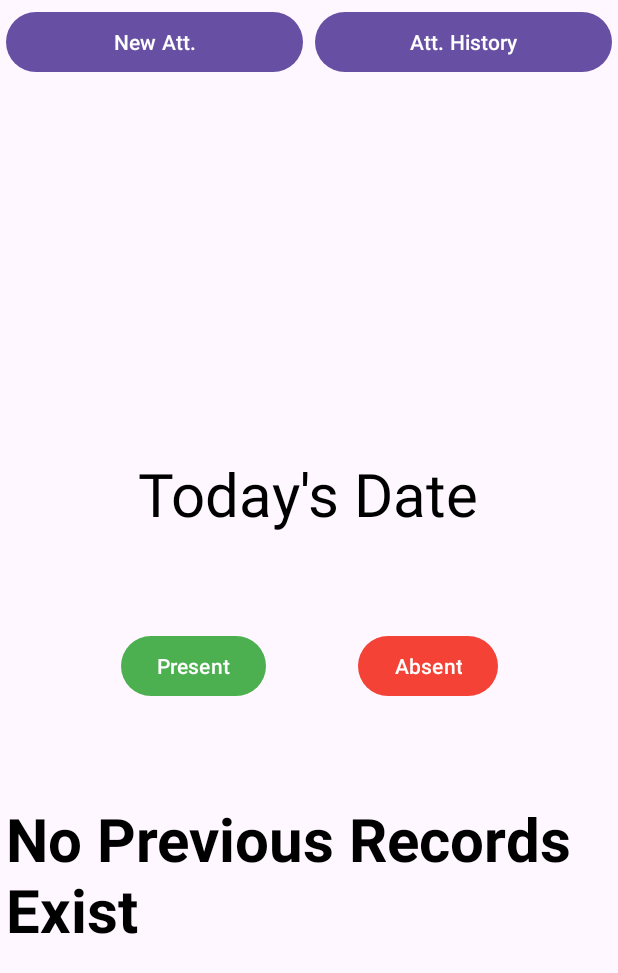
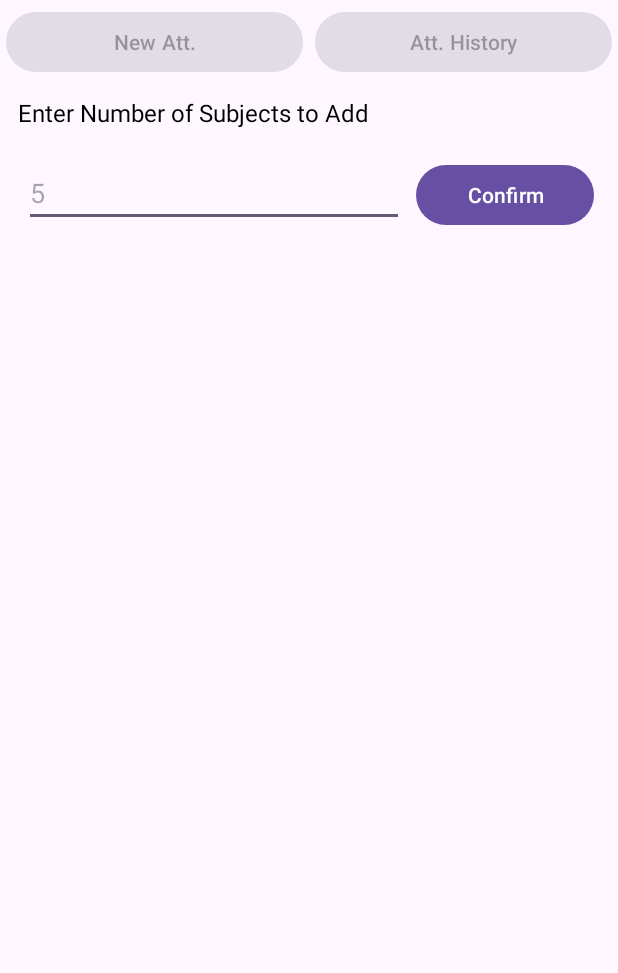
Before and after one commit to MananDhiman/AttendanceChecker, an Android app: the screen it shows after launch (MainActivity), on a phone screen of 412 x 824 dp. Shown: the top 973 px of the screen. Run offline under Robolectric (Android 15) with nearby library versions, the phone set to English and light mode, and no system bars; our stand-ins replace Room's generated code.

Commit message:
Created MVP of multi subject attendance checker

```diff
--- a/app/src/main/java/manandhiman/attendancechecker/adapter/HistoryRecyclerView.kt
+++ b/app/src/main/java/manandhiman/attendancechecker/adapter/HistoryRecyclerView.kt
@@ -27,7 +27,7 @@ class HistoryRecyclerView(private val attendanceList: List<Attendance>):
   override fun onBindViewHolder(holder: ViewHolder, position: Int) {
     val attendance = attendanceList[position]
 
-    holder.textViewDate.text = "${attendance.date} ${attendance.status}"
+    holder.textViewDate.text = "${attendance.date} ${attendance.subjectName} ${attendance.status}"
 
     val percentage = ((attendance.presentDays.toDouble()/attendance.totalDays.toDouble())*100)
     val df = DecimalFormat("##.##")
--- a/app/src/main/java/manandhiman/attendancechecker/data/AppDatabase.kt
+++ b/app/src/main/java/manandhiman/attendancechecker/data/AppDatabase.kt
@@ -3,8 +3,10 @@ package manandhiman.attendancechecker.data
 import androidx.room.Database
 import androidx.room.RoomDatabase
 import manandhiman.attendancechecker.model.Attendance
+import manandhiman.attendancechecker.model.Subject
 
-@Database(entities = [Attendance::class], version = 1)
+@Database(entities = [Attendance::class, Subject::class], version = 1)
 abstract class AppDatabase:RoomDatabase() {
   abstract fun attendanceDao(): AttendanceDao
+  abstract fun subjectDao(): SubjectDao
 }
--- a/app/src/main/java/manandhiman/attendancechecker/data/AttendanceDao.kt
+++ b/app/src/main/java/manandhiman/attendancechecker/data/AttendanceDao.kt
@@ -13,8 +13,18 @@ interface AttendanceDao {
   @Query("SELECT * FROM attendance ORDER BY ID DESC LIMIT 1")
   fun getLast(): Attendance
 
+  @Query("SELECT * FROM attendance WHERE subject_name=:id ORDER BY id DESC LIMIT 1 ")
+  fun getLastById(id: String): Attendance
+
+  @Query("SELECT max(id) as id,subject_name,date,status,total_days,present_days from attendance group by subject_name;")
+  fun getLastBySubject(): List<Attendance>
+
   @Insert
-  fun insert(vararg attendance: Attendance)
+  fun insert(attendance: Attendance)
+
+  @Insert
+  fun addAttendance(attendance: ArrayList<Attendance>)
+
 
   @Query("DELETE FROM attendance WHERE id = :id")
   fun deleteAttendanceById(id: Int)
--- /dev/null
+++ b/app/src/main/java/manandhiman/attendancechecker/data/SubjectDao.kt
@@ -0,0 +1,21 @@
+package manandhiman.attendancechecker.data
+
+import androidx.room.Dao
+import androidx.room.Insert
+import androidx.room.Query
+import manandhiman.attendancechecker.model.Subject
+
+@Dao
+interface SubjectDao {
+
+  @Insert
+  fun addSubject(subject: Subject)
+
+  @Query("SELECT * FROM subject;")
+  fun getAllSubjects(): List<Subject>
+
+  @Query("SELECT name FROM subject WHERE id=:id;")
+  fun getSubject(id: Int): String
+  @Insert
+  fun addSubjects(subjectNames: ArrayList<Subject>)
+}
--- a/app/src/main/java/manandhiman/attendancechecker/view/MainActivity.kt
+++ b/app/src/main/java/manandhiman/attendancechecker/view/MainActivity.kt
@@ -3,8 +3,10 @@ package manandhiman.attendancechecker.view
 import android.os.Bundle
 import androidx.appcompat.app.AppCompatActivity
 import androidx.fragment.app.Fragment
+import androidx.lifecycle.ViewModelProvider
 import manandhiman.attendancechecker.R
 import manandhiman.attendancechecker.databinding.ActivityMainBinding
+import manandhiman.attendancechecker.viewmodel.MainViewModel
 
 class MainActivity : AppCompatActivity() {
 
@@ -15,10 +17,21 @@ class MainActivity : AppCompatActivity() {
     binding = ActivityMainBinding.inflate(layoutInflater)
     setContentView(binding.root)
 
+    val viewModel = ViewModelProvider(this)[MainViewModel::class.java]
+
     val historyFragment = HistoryFragment()
     val newFragment = NewFragment()
 
-    loadFragment(newFragment)
+    // todo if app open for first time show setup fragment -> insert no. and names of subjects
+    // disable buttons until subject names entered
+    // else load new attendance fragment
+
+    if(!viewModel.isSetup()) {
+      loadFragment(SetupFragment())
+      binding.buttonHistory.isEnabled = false
+      binding.buttonNew.isEnabled = false
+    }
+    else loadFragment(newFragment)
 
     binding.buttonNew.setOnClickListener { loadFragment(newFragment) }
     binding.buttonHistory.setOnClickListener { loadFragment(historyFragment) }
--- a/app/src/main/java/manandhiman/attendancechecker/view/NewFragment.kt
+++ b/app/src/main/java/manandhiman/attendancechecker/view/NewFragment.kt
@@ -6,6 +6,7 @@ import android.view.View
 import android.view.ViewGroup
 import androidx.fragment.app.Fragment
 import androidx.lifecycle.ViewModelProvider
+import androidx.recyclerview.widget.LinearLayoutManager
 import manandhiman.attendancechecker.databinding.FragmentNewBinding
 import manandhiman.attendancechecker.viewmodel.MainViewModel
 
@@ -22,17 +23,20 @@ class NewFragment : Fragment() {
 
     viewModel = ViewModelProvider(this)[MainViewModel::class.java]
 
-    binding.mainTextViewAttendance.text = viewModel.initVal()
+    binding.recyclerView.layoutManager = LinearLayoutManager(context)
+    binding.recyclerView.adapter = viewModel.getNewAttendanceRVAdapter()
 
-    binding.mainButtonPresent.setOnClickListener {
-      viewModel.markPresent()
-      setAttendanceInTextView()
-    }
-
-    binding.mainButtonAbsent.setOnClickListener {
-      viewModel.markAbsent()
-      setAttendanceInTextView()
-    }
+//    binding.mainTextViewAttendance.text = viewModel.initVal()
+//
+//    binding.mainButtonPresent.setOnClickListener {
+//      viewModel.markPresent()
+//      setAttendanceInTextView()
+//    }
+//
+//    binding.mainButtonAbsent.setOnClickListener {
+//      viewModel.markAbsent()
+//      setAttendanceInTextView()
+//    }
     return binding.root
   }
 
--- a/app/src/main/res/layout/attendance_record_item.xml
+++ b/app/src/main/res/layout/attendance_record_item.xml
@@ -1,6 +1,7 @@
 <?xml version="1.0" encoding="utf-8"?>
 <androidx.constraintlayout.widget.ConstraintLayout xmlns:android="http://schemas.android.com/apk/res/android"
     xmlns:app="http://schemas.android.com/apk/res-auto"
+    xmlns:tools="http://schemas.android.com/tools"
     android:layout_width="match_parent"
     android:layout_height="wrap_content"
     android:layout_marginStart="2dp"
@@ -43,4 +44,5 @@
       android:textSize="16sp"
       app:layout_constraintStart_toStartOf="parent"
       app:layout_constraintTop_toBottomOf="@+id/textViewDate" />
+
 </androidx.constraintlayout.widget.ConstraintLayout>
--- /dev/null
+++ b/app/src/main/res/layout/fragment_setup.xml
@@ -0,0 +1,59 @@
+<?xml version="1.0" encoding="utf-8"?>
+<LinearLayout xmlns:android="http://schemas.android.com/apk/res/android"
+    xmlns:tools="http://schemas.android.com/tools"
+    android:layout_width="match_parent"
+    android:layout_height="match_parent"
+    android:orientation="vertical"
+    tools:context=".view.SetupFragment">
+
+    <!-- TODO: Update blank fragment layout -->
+    <TextView
+        android:layout_width="match_parent"
+        android:layout_height="wrap_content"
+        android:padding="8dp"
+        android:text="Enter Number of Subjects to Add"
+        android:textColor="#000000"
+        android:textSize="16sp" />
+
+    <LinearLayout
+        android:layout_width="match_parent"
+        android:layout_height="wrap_content"
+        android:orientation="horizontal"
+        android:padding="4dp">
+
+        <EditText
+            android:id="@+id/editTextNumber"
+            android:layout_width="wrap_content"
+            android:layout_height="wrap_content"
+            android:layout_marginLeft="8dp"
+            android:layout_marginTop="8dp"
+            android:layout_marginRight="4dp"
+            android:layout_weight="2"
+            android:ems="10"
+            android:hint="5"
+            android:inputType="number" />
+
+        <Button
+            android:id="@+id/button"
+            android:layout_width="wrap_content"
+            android:layout_height="wrap_content"
+            android:layout_marginLeft="4dp"
+            android:layout_marginTop="8dp"
+            android:layout_marginRight="8dp"
+            android:layout_weight="1"
+            android:text="Confirm" />
+    </LinearLayout>
+
+    <ScrollView
+        android:layout_width="match_parent"
+        android:layout_height="match_parent" >
+
+        <LinearLayout
+            android:id="@+id/layout"
+            android:layout_width="match_parent"
+            android:layout_height="wrap_content"
+            android:orientation="vertical"
+            android:padding="8dp"></LinearLayout>
+    </ScrollView>
+
+</LinearLayout>
--- a/app/src/main/res/values/strings.xml
+++ b/app/src/main/res/values/strings.xml
@@ -1,4 +1,6 @@
 <resources>
-  <string name="app_name">Attendance Checker</string>
-  <!-- TODO: Remove or change this placeholder text -->
+    <string name="app_name">Attendance Checker</string>
+    <!-- TODO: Remove or change this placeholder text -->
+    <string name="hello_blank_fragment">Hello blank fragment</string>
+    <!-- TODO: Remove or change this placeholder text -->
 </resources>
```
Also changed, not shown: app/src/main/java/manandhiman/attendancechecker/adapter/NewRecyclerView.kt (added, +72 -0 lines), app/src/main/java/manandhiman/attendancechecker/model/Attendance.kt (+38 -10 lines), app/src/main/java/manandhiman/attendancechecker/model/Subject.kt (added, +14 -0 lines), app/src/main/java/manandhiman/attendancechecker/view/SetupFragment.kt (added, +103 -0 lines), app/src/main/java/manandhiman/attendancechecker/viewmodel/MainViewModel.kt (+49 -11 lines), app/src/main/res/layout/fragment_new.xml (+17 -3 lines), app/src/main/res/layout/new_attendance_item.xml (added, +46 -0 lines).
